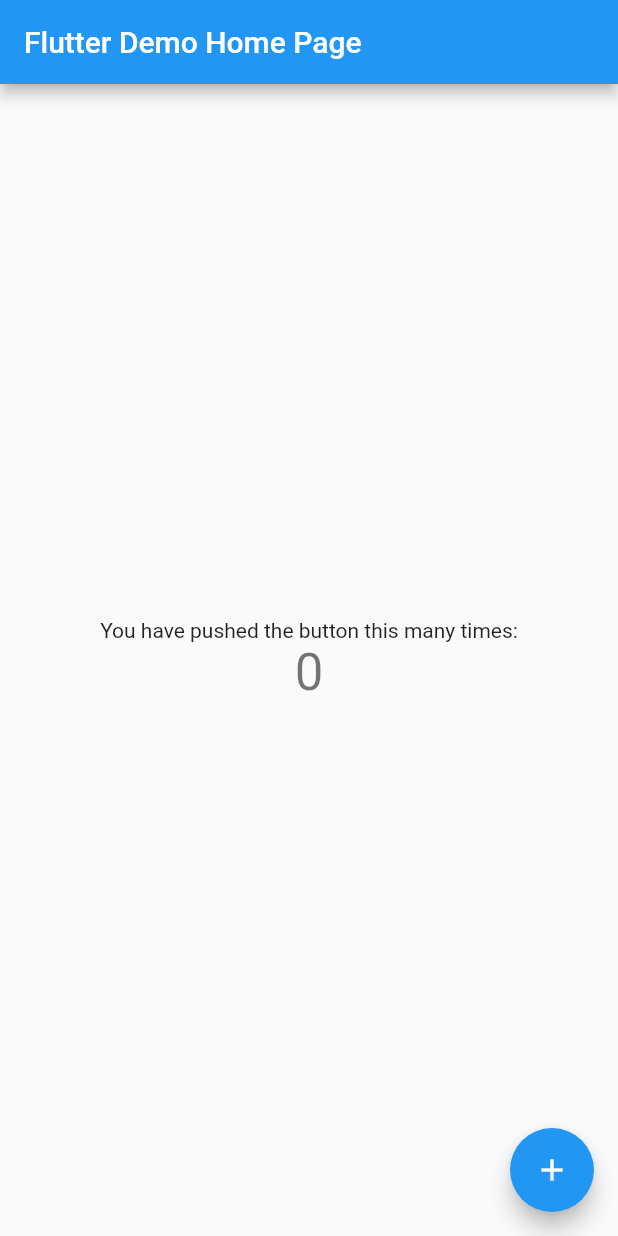
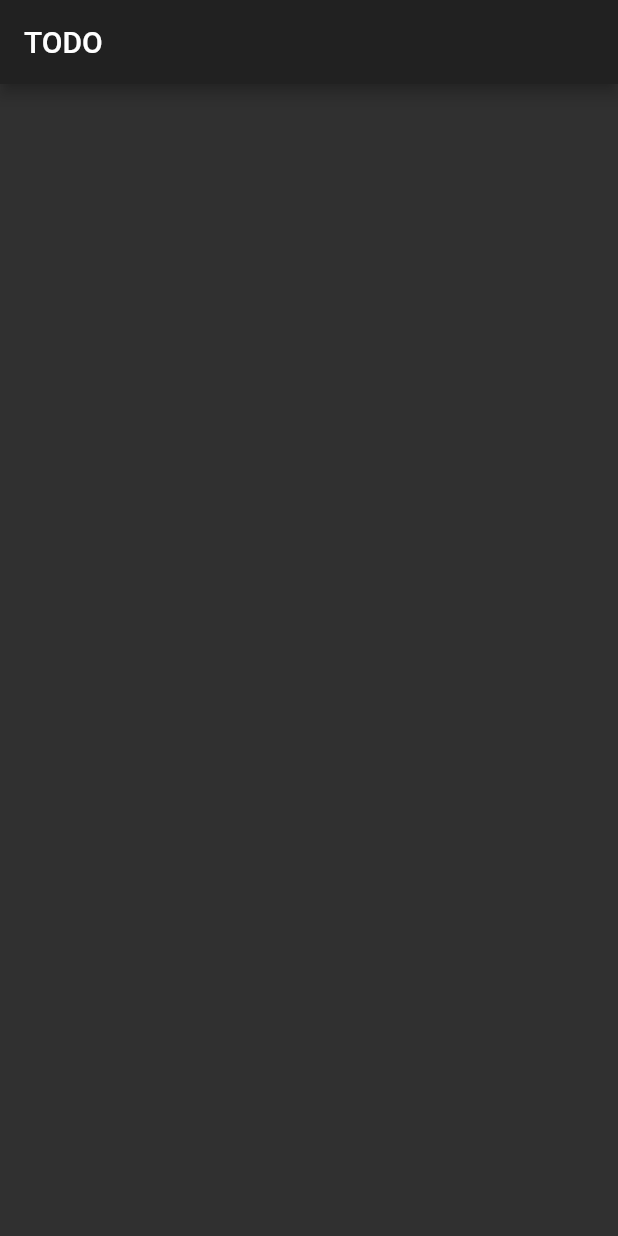
Before and after one commit to yzraeu/redux-todo-flutter, a Flutter app: the screen it shows after launch, on a phone screen of 412 x 824 dp. Run offline on Flutter 3.47's test engine with Material 2 defaults, Android fonts, the phone set to English and light mode, and no system bars.

```diff
--- a/lib/main.dart
+++ b/lib/main.dart
@@ -3,109 +3,24 @@ import 'package:flutter/material.dart';
 void main() => runApp(MyApp());
 
 class MyApp extends StatelessWidget {
-  // This widget is the root of your application.
   @override
   Widget build(BuildContext context) {
     return MaterialApp(
       title: 'Flutter Demo',
-      theme: ThemeData(
-        // This is the theme of your application.
-        //
-        // Try running your application with "flutter run". You'll see the
-        // application has a blue toolbar. Then, without quitting the app, try
-        // changing the primarySwatch below to Colors.green and then invoke
-        // "hot reload" (press "r" in the console where you ran "flutter run",
-        // or simply save your changes to "hot reload" in a Flutter IDE).
-        // Notice that the counter didn't reset back to zero; the application
-        // is not restarted.
-        primarySwatch: Colors.blue,
-      ),
-      home: MyHomePage(title: 'Flutter Demo Home Page'),
+      theme: ThemeData.dark(),
+      home: MyHomePage(),
     );
   }
 }
 
-class MyHomePage extends StatefulWidget {
-  MyHomePage({Key key, this.title}) : super(key: key);
-
-  // This widget is the home page of your application. It is stateful, meaning
-  // that it has a State object (defined below) that contains fields that affect
-  // how it looks.
-
-  // This class is the configuration for the state. It holds the values (in this
-  // case the title) provided by the parent (in this case the App widget) and
-  // used by the build method of the State. Fields in a Widget subclass are
-  // always marked "final".
-
-  final String title;
-
-  @override
-  _MyHomePageState createState() => _MyHomePageState();
-}
-
-class _MyHomePageState extends State<MyHomePage> {
-  int _counter = 0;
-
-  void _incrementCounter() {
-    setState(() {
-      // This call to setState tells the Flutter framework that something has
-      // changed in this State, which causes it to rerun the build method below
-      // so that the display can reflect the updated values. If we changed
-      // _counter without calling setState(), then the build method would not be
-      // called again, and so nothing would appear to happen.
-      _counter++;
-    });
-  }
-
+class MyHomePage extends StatelessWidget {
   @override
   Widget build(BuildContext context) {
-    // This method is rerun every time setState is called, for instance as done
-    // by the _incrementCounter method above.
-    //
-    // The Flutter framework has been optimized to make rerunning build methods
-    // fast, so that you can just rebuild anything that needs updating rather
-    // than having to individually change instances of widgets.
     return Scaffold(
       appBar: AppBar(
-        // Here we take the value from the MyHomePage object that was created by
-        // the App.build method, and use it to set our appbar title.
-        title: Text(widget.title),
+        title: Text("TODO"),
       ),
-      body: Center(
-        // Center is a layout widget. It takes a single child and positions it
-        // in the middle of the parent.
-        child: Column(
-          // Column is also layout widget. It takes a list of children and
-          // arranges them vertically. By default, it sizes itself to fit its
-          // children horizontally, and tries to be as tall as its parent.
-          //
-          // Invoke "debug painting" (press "p" in the console, choose the
-          // "Toggle Debug Paint" action from the Flutter Inspector in Android
-          // Studio, or the "Toggle Debug Paint" command in Visual Studio Code)
-          // to see the wireframe for each widget.
-          //
-          // Column has various properties to control how it sizes itself and
-          // how it positions its children. Here we use mainAxisAlignment to
-          // center the children vertically; the main axis here is the vertical
-          // axis because Columns are vertical (the cross axis would be
-          // horizontal).
-          mainAxisAlignment: MainAxisAlignment.center,
-          children: <Widget>[
-            Text(
-              'You have pushed the button this many times:',
-            ),
-            Text(
-              '$_counter',
-              style: Theme.of(context).textTheme.display1,
-            ),
-          ],
-        ),
-      ),
-      floatingActionButton: FloatingActionButton(
-        onPressed: _incrementCounter,
-        tooltip: 'Increment',
-        child: Icon(Icons.add),
-      ), // This trailing comma makes auto-formatting nicer for build methods.
+      body: Container(),
     );
   }
 }
```
Also changed, not shown: lib/model/model.dart (added, +28 -0 lines), lib/redux/actions.dart (added, +22 -0 lines), lib/redux/reducers.dart (added, +24 -0 lines).
